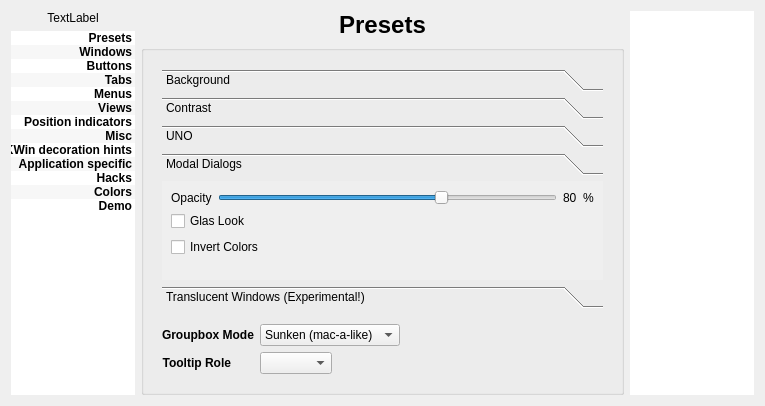
Above: config/config.ui from deiv/bespin-pkg before the change. Below: the same form after it.
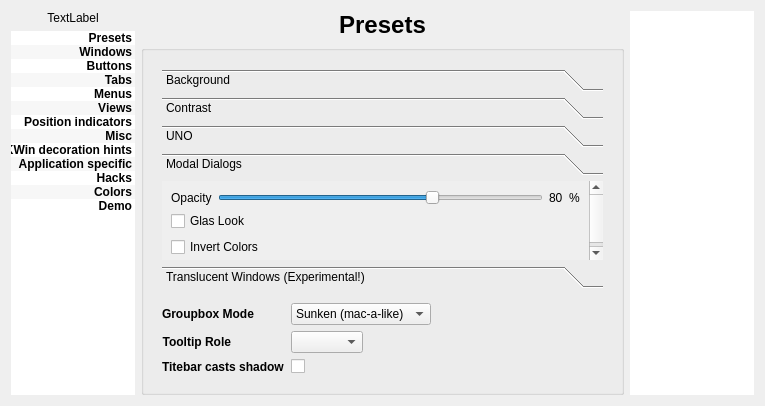
That is the form after the change. The open tabs and pages were chosen to show the change.

Commit message: add one and unleash another option, fix config includes for qmake - linker error remains

The edit to the form file:
```diff
--- a/config/config.ui
+++ b/config/config.ui
@@ -530,6 +530,26 @@
               </item>
              </widget>
             </item>
+            <item row="2" column="0">
+             <widget class="QLabel" name="label_50">
+              <property name="font">
+               <font>
+                <weight>75</weight>
+                <bold>true</bold>
+               </font>
+              </property>
+              <property name="text">
+               <string>Titebar casts shadow</string>
+              </property>
+             </widget>
+            </item>
+            <item row="2" column="1">
+             <widget class="QCheckBox" name="titleShadow">
+              <property name="text">
+               <string/>
+              </property>
+             </widget>
+            </item>
            </layout>
           </item>
           <item row="0" column="0">
@@ -971,8 +991,8 @@
               <rect>
                <x>0</x>
                <y>0</y>
-               <width>110</width>
-               <height>88</height>
+               <width>417</width>
+               <height>123</height>
               </rect>
              </property>
              <attribute name="label">
```
Left out of the diff: 67 changed lines with no effect on the pictures. The commit also changes 7 other files.
